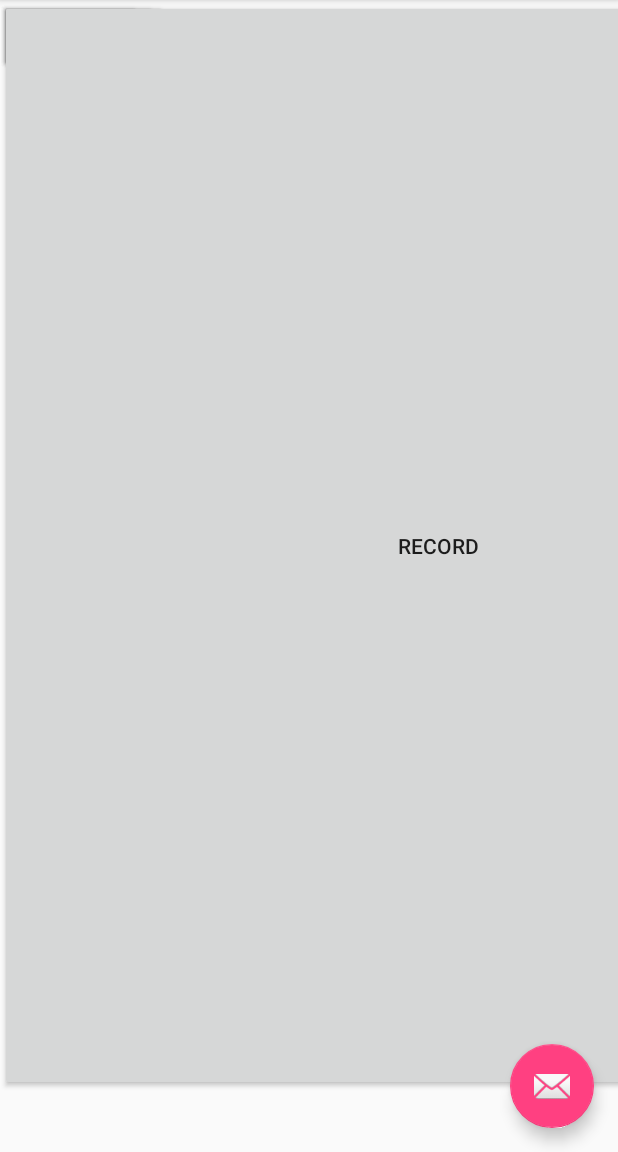
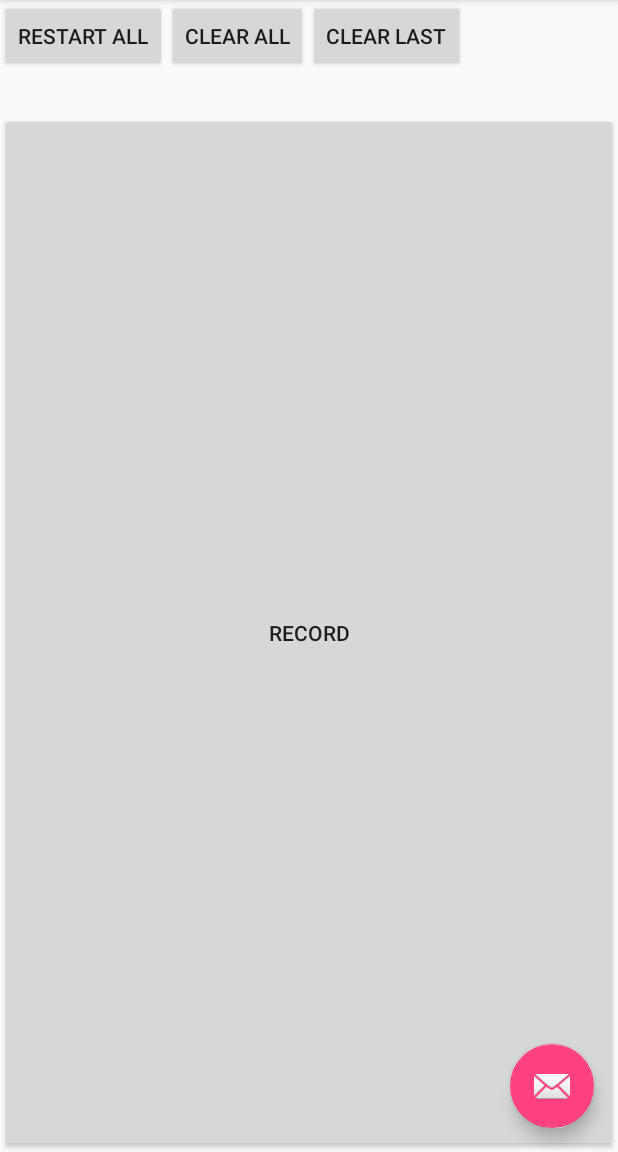
Before and after one commit to packocrayons/LooperPedal, an Android app: the screen it shows after launch (MainActivity), after a tap on "CLEAR ALL", on a phone screen of 412 x 824 dp, the part 84-1236 px from its top. Run offline under Robolectric (Android 15) with nearby library versions, the phone set to English and light mode, and no system bars; 1 other tap on this screen came first.

```diff
--- a/app/src/main/AndroidManifest.xml
+++ b/app/src/main/AndroidManifest.xml
@@ -4,6 +4,7 @@
 
     <uses-permission android:name="android.permission.RECORD_AUDIO"/>
     <uses-permission android:name="android.permission.WRITE_EXTERNAL_STORAGE"/>
+    <uses-permission android:name="android.permission.READ_EXTERNAL_STORAGE"/>
     <application
         android:allowBackup="true"
         android:icon="@mipmap/ic_launcher"
--- a/app/src/main/java/com/example/brydon/looperpedal/MainActivity.java
+++ b/app/src/main/java/com/example/brydon/looperpedal/MainActivity.java
@@ -3,6 +3,7 @@ package com.example.brydon.looperpedal;
 import android.media.MediaPlayer;
 import android.media.MediaRecorder;
 import android.os.Bundle;
+import android.provider.MediaStore;
 import android.support.design.widget.FloatingActionButton;
 import android.support.design.widget.Snackbar;
 import android.support.v7.app.AppCompatActivity;
@@ -35,20 +36,22 @@ public class MainActivity extends AppCompatActivity {
         Toolbar toolbar = (Toolbar) findViewById(R.id.toolbar);
         setSupportActionBar(toolbar);
         spareRecorder = new MediaRecorder();
-        System.out.println("setup recorder returned" + setUpRecorder(spareRecorder)); //setup the initial spare recorder
         players.add(new MediaPlayer()); //always keep a spare of these as well.
         baseFilename = getFilesDir().getAbsolutePath() + "/loopRecord";
         System.out.println(baseFilename);
         recordButton = (Button) findViewById(R.id.recordButton);
+        System.out.println("setup recorder returned" + setUpRecorder(spareRecorder)); //setup the initial spare recorder
     }
 
 
     private boolean setUpRecorder(MediaRecorder r){
         r.setAudioSource(MediaRecorder.AudioSource.MIC);
         r.setOutputFormat(MediaRecorder.OutputFormat.DEFAULT); //dont really care
-        r.setOutputFile(baseFilename + (++numLoops));
-        r.setAudioEncoder(MediaRecorder.AudioEncoder.DEFAULT); //still dont care
+        numLoops += 1;
+        r.setOutputFile(baseFilename + (numLoops));
+        r.setAudioEncoder(MediaRecorder.AudioEncoder.AAC); //still dont care
         try{
+            System.out.println("Next recording will be in file " + baseFilename + numLoops);
             r.prepare();
         } catch(java.io.IOException e) {
             e.printStackTrace();
@@ -67,15 +70,28 @@ public class MainActivity extends AppCompatActivity {
     }
 
     public void restartAll(View view){
+        for (int i = 0; i < players.size() - 1; ++i){
+            MediaPlayer p = players.get(i);
+            p.seekTo(0);
 
+        }
     }
 
     public void clearAll(View view){
-
+        int i = 0; //the first element
+        while(!players.isEmpty()) {
+            MediaPlayer p = players.get(i);
+            p.stop();
+            p.release();
+            players.remove(i);
+        }
     }
 
     public void clearLast(View view){
-
+        MediaPlayer p = players.get(players.size() - 1);
+        p.stop();
+        p.release();
+        players.remove(players.size()-1);
     }
 
     public void toggleRecord(View view){
@@ -83,25 +99,26 @@ public class MainActivity extends AppCompatActivity {
             currentRecorder = spareRecorder; //use our stashed recorder so we don't waste time between button press and actual recording start
             currentRecorder.start();
             recordButton.setText("Recording");
-            //now that we're recording, we can start setting up a new spare recorder in the background
-            spareRecorder = new MediaRecorder();
-            setUpRecorder(spareRecorder);
             recordingFlag = true;
         } else{ //we were recording, stop recording
+            currentRecorder.stop();
+            currentRecorder.release(); //we're done with this one now, we don't need it anymore and we made a new one for next time. This is a spot where this recorder could be updated for a new looper but whatever.
             //first things first, get the track playing as soon as the button is pressed.
             MediaPlayer p = players.get(players.size()-1); //the last mediaPlayer in the list is free to use
             try{
+                System.out.println("Trying to play from " + baseFilename+numLoops);
                 p.setDataSource(baseFilename + numLoops);
             } catch (IOException e){
                 e.printStackTrace();
             }
             p.setLooping(true); //make it loop
             play(p);
+            players.add(new MediaPlayer());
             recordButton.setText("Record");
-            currentRecorder.stop();
-            currentRecorder.release(); //we're done with this one now, we don't need it anymore and we made a new one for next time. This is a spot where this recorder could be updated for a new looper but whatever.
             currentRecorder = null; //can't use it anymore it's been released
-
+            spareRecorder = new MediaRecorder(); //set up a spare recorder
+            setUpRecorder(spareRecorder);
+            recordingFlag = false;
         }
     }
 
--- a/app/src/main/res/layout/content_main.xml
+++ b/app/src/main/res/layout/content_main.xml
@@ -1,5 +1,5 @@
 <?xml version="1.0" encoding="utf-8"?>
-<android.support.constraint.ConstraintLayout xmlns:android="http://schemas.android.com/apk/res/android"
+<RelativeLayout xmlns:android="http://schemas.android.com/apk/res/android"
     xmlns:app="http://schemas.android.com/apk/res-auto"
     xmlns:tools="http://schemas.android.com/tools"
     android:layout_width="match_parent"
@@ -10,38 +10,37 @@
 
 
     <Button
+        android:id="@+id/recordButton"
+        android:layout_marginTop="75dp"
+        android:layout_height="fill_parent"
+        android:layout_width="fill_parent"
+        android:onClick="toggleRecord"
+        android:text="Record"/>
+
+    <Button
         android:id="@+id/restartAllButton"
         android:layout_width="wrap_content"
         android:layout_height="wrap_content"
+        android:layout_alignParentTop="true"
+        android:layout_alignParentLeft="true"
         android:text="Restart All"
-        tools:layout_editor_absoluteY="8dp"
-        tools:layout_editor_absoluteX="6dp"
-        android:onClick="restartAll"/>
+        android:onClick="restartAll" />
 
     <Button
         android:id="@+id/clearAllButton"
         android:layout_width="wrap_content"
         android:layout_height="wrap_content"
+        android:layout_alignParentTop="true"
+        android:layout_toRightOf="@+id/restartAllButton"
         android:text="Clear All"
-        tools:layout_editor_absoluteY="8dp"
-        tools:layout_editor_absoluteX="116dp"
-        android:onClick="clearAll"/>
+        android:onClick="clearAll" />
 
     <Button
         android:id="@+id/clearRecentButton"
         android:layout_width="wrap_content"
         android:layout_height="wrap_content"
+        android:layout_alignParentTop="true"
+        android:layout_toRightOf="@id/clearAllButton"
         android:text="Clear Last"
-        tools:layout_editor_absoluteY="8dp"
-        tools:layout_editor_absoluteX="207dp"
-        android:onClick="clearLast"/>
-
-    <Button
-        android:id="@+id/recordButton"
-        android:layout_width="584dp"
-        android:layout_height="727dp"
-        android:text="Record"
-        tools:layout_editor_absoluteY="86dp"
-        tools:layout_editor_absoluteX="8dp"
-        android:onClick="toggleRecord"/>
-</android.support.constraint.ConstraintLayout>
+        android:onClick="clearLast" />
+</RelativeLayout>
```
